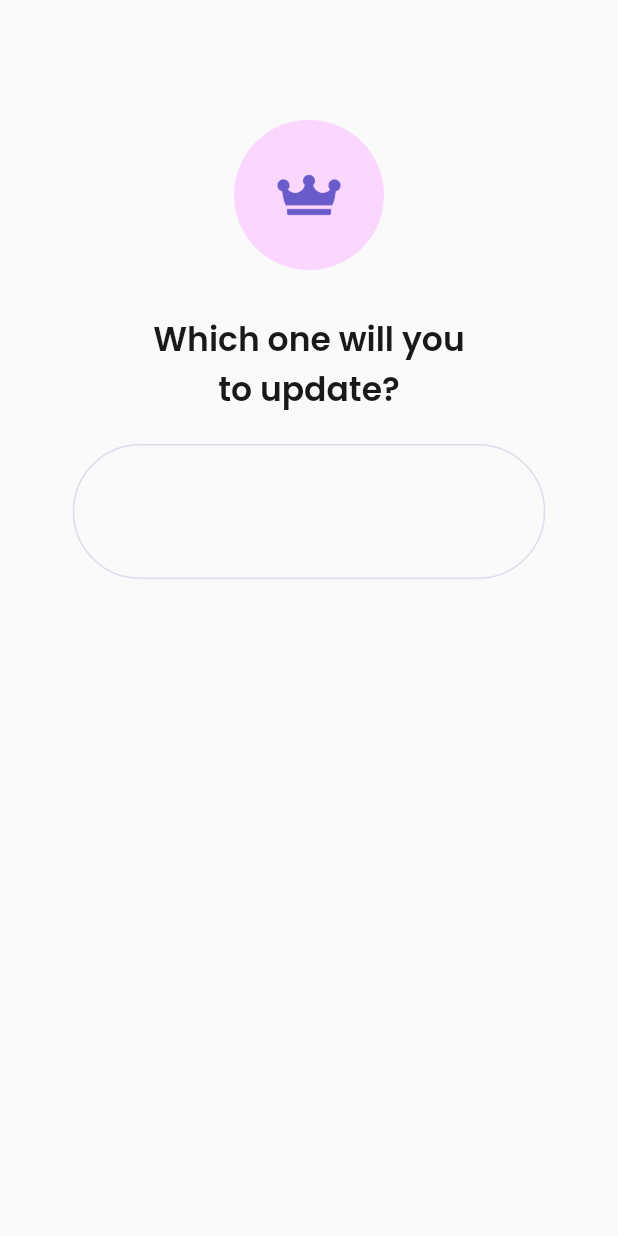
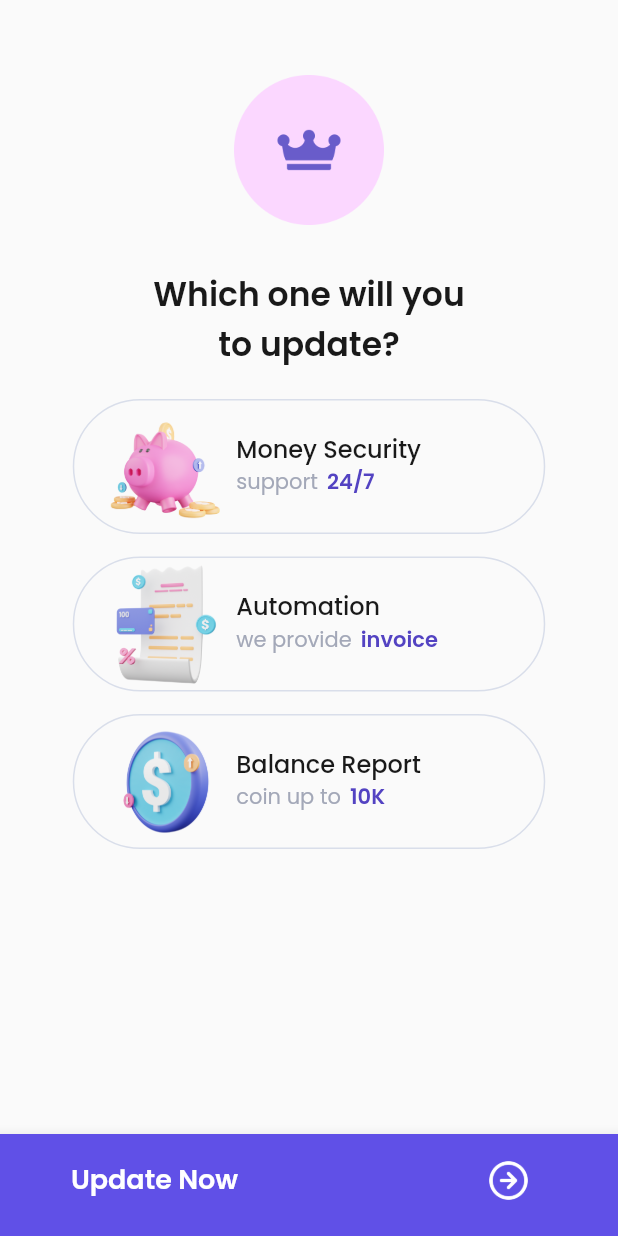
Before and after one commit to davadaviar/intro-flutter, a Flutter app: the screen it shows after launch, on a phone screen of 412 x 824 dp. Run offline on Flutter 3.47's test engine with Material 2 defaults, Android fonts, the phone set to English and light mode, and no system bars; our stand-ins replace google_fonts.

Commit message:
Finish first pricing page

```diff
--- a/lib/pages/first_pricing.dart
+++ b/lib/pages/first_pricing.dart
@@ -1,12 +1,19 @@
 import 'package:flutter/material.dart';
 import 'package:google_fonts/google_fonts.dart';
 
-class FirstPricing extends StatelessWidget {
+class FirstPricing extends StatefulWidget {
+  @override
+  State<FirstPricing> createState() => _FirstPricingState();
+}
+
+class _FirstPricingState extends State<FirstPricing> {
+  int selectedIndex = -1;
+
   @override
   Widget build(BuildContext context) {
     Widget header() {
       return Padding(
-        padding: const EdgeInsets.only(top: 80, left: 30, right: 30),
+        padding: const EdgeInsets.only(top: 50, left: 30, right: 30),
         child: Center(
           child: Column(
             children: [
@@ -14,9 +21,7 @@ class FirstPricing extends StatelessWidget {
                 'assets/crown.png',
                 width: 100,
               ),
-              SizedBox(
-                height: 30,
-              ),
+              SizedBox(height: 30),
               Text(
                 'Which one will you \nto update?',
                 style: GoogleFonts.poppins(
@@ -34,15 +39,90 @@ class FirstPricing extends StatelessWidget {
 
     ;
 
-    Widget option() {
-      return Container(
-        width: 315,
-        height: 90,
-        decoration: BoxDecoration(
+    Widget option(
+      int index,
+      String imgUrl,
+      String title,
+      String description,
+      String subDescribtion,
+    ) {
+      return GestureDetector(
+        onTap: () {
+          setState(() {
+            selectedIndex = index;
+          });
+        },
+        child: Container(
+          width: 315,
+          height: 90,
+          decoration: BoxDecoration(
             borderRadius: BorderRadius.circular(60),
             border: Border.all(
-              color: Color(0xffD9DEEA),
-            )),
+              color: selectedIndex == index
+                  ? Color(0xff6050E7)
+                  : Color(0xffD9DEEA),
+            ),
+          ),
+          child: Padding(
+            padding: const EdgeInsets.only(left: 20),
+            child: Row(
+              children: [
+                Image.asset(
+                  imgUrl,
+                  width: 80,
+                ),
+                Padding(
+                  padding: const EdgeInsets.only(top: 20, left: 8),
+                  child: Column(
+                    crossAxisAlignment: CrossAxisAlignment.start,
+                    children: [
+                      Text(
+                        title,
+                        style: GoogleFonts.poppins(
+                            color: Color(0xff191919),
+                            fontSize: 16,
+                            fontWeight: FontWeight.w500),
+                      ),
+                      Row(
+                        mainAxisAlignment: MainAxisAlignment.spaceBetween,
+                        children: [
+                          Text(
+                            description,
+                            style: GoogleFonts.poppins(
+                              color: Color(0xffA3A8B8),
+                              fontWeight: FontWeight.w400,
+                            ),
+                          ),
+                          SizedBox(
+                            width: 6,
+                          ),
+                          Text(
+                            subDescribtion,
+                            style: GoogleFonts.poppins(
+                              color: Color(0xff5343C2),
+                              fontWeight: FontWeight.w600,
+                            ),
+                          )
+                        ],
+                      )
+                    ],
+                  ),
+                ),
+                Padding(
+                  padding: const EdgeInsets.only(top: 5, left: 20),
+                  child: selectedIndex == index
+                      ? Image.asset(
+                          'assets/purple_check.png',
+                          width: 25,
+                        )
+                      : SizedBox(
+                          width: 26,
+                        ),
+                ),
+              ],
+            ),
+          ),
+        ),
       );
     }
 
@@ -53,7 +133,49 @@ class FirstPricing extends StatelessWidget {
           SizedBox(
             height: 20,
           ),
-          option()
+          option(0, 'assets/pig_icon.png', 'Money Security', 'support', '24/7'),
+          SizedBox(
+            height: 15,
+          ),
+          option(1, 'assets/paper_icon.png', 'Automation', 'we provide',
+              'invoice'),
+          SizedBox(
+            height: 15,
+          ),
+          option(2, 'assets/dollar_icon.png', 'Balance Report', 'coin up to',
+              '10K')
+        ],
+      ),
+      bottomNavigationBar: BottomNavigationBar(
+        type: BottomNavigationBarType.fixed,
+        backgroundColor: Color(0xff6050E7),
+        items: <BottomNavigationBarItem>[
+          BottomNavigationBarItem(
+              icon: Padding(
+                padding: const EdgeInsets.only(
+                  top: 8,
+                ),
+                child: Text(
+                  'Update Now',
+                  style: GoogleFonts.poppins(
+                      color: Colors.white,
+                      fontSize: 18,
+                      fontWeight: FontWeight.w600),
+                ),
+              ),
+              label: ''),
+          BottomNavigationBarItem(
+              icon: Padding(
+                padding: const EdgeInsets.only(
+                  top: 10,
+                  left: 60,
+                ),
+                child: Image.asset(
+                  'assets/right_arrow.png',
+                  width: 28,
+                ),
+              ),
+              label: ''),
         ],
       ),
     );
```
Also changed, not shown: assets/paper_illustration.png (added), assets/purple_check.png (added).
